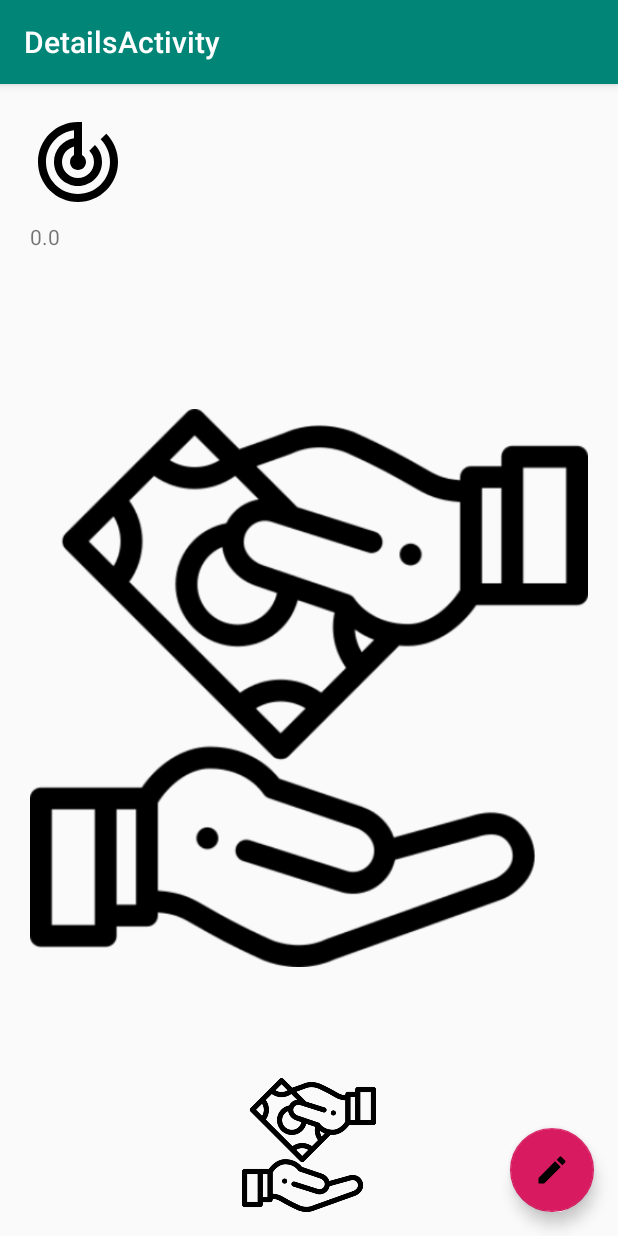
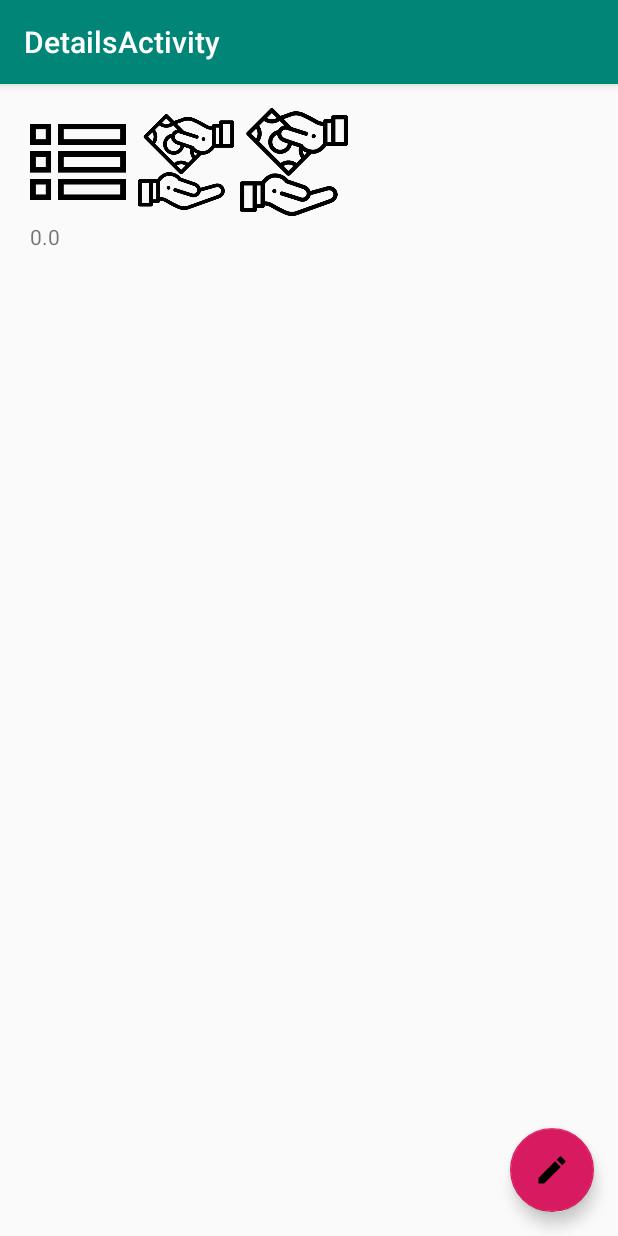
Before and after one commit to 785pavan/isee2019-SPENDEMON, an Android app: the DetailsActivity screen opened directly, with no data from a screen before it, on a phone screen of 412 x 824 dp. Run offline under Robolectric (Android 15) with nearby library versions, the phone set to English and light mode, and no system bars; 3 statements that could not run were skipped.

Commit message:
details view upgraded

```diff
--- a/app/src/main/java/com/dbse/android/spendemon/DetailsActivity.java
+++ b/app/src/main/java/com/dbse/android/spendemon/DetailsActivity.java
@@ -5,6 +5,7 @@ import android.os.Bundle;
 import android.view.View;
 import android.widget.ImageView;
 import android.widget.TextView;
+import android.widget.Toast;
 
 import androidx.appcompat.app.AppCompatActivity;
 import androidx.appcompat.widget.Toolbar;
@@ -25,7 +26,7 @@ public class DetailsActivity extends AppCompatActivity {
 
     @Override
     protected void onCreate(Bundle savedInstanceState) {
-        Intent intent = getIntent();
+        final Intent intent = getIntent();
         super.onCreate(savedInstanceState);
         setContentView(R.layout.activity_details);
         Toolbar toolbar = findViewById(R.id.toolbar);
@@ -70,9 +71,15 @@ public class DetailsActivity extends AppCompatActivity {
                 ivCat.setImageResource(R.drawable.wallet_giftcard);
                 break;
             default:
-                ivCat.setImageResource(R.drawable.default_cat);
+                ivCat.setImageResource(R.drawable.defaultcat);
                 ;
         }
+        ivCat.setOnClickListener(new View.OnClickListener() {
+            @Override
+            public void onClick(View v) {
+                Toast.makeText(v.getContext(), intent.getStringExtra("Category"), Toast.LENGTH_LONG).show();
+            }
+        });
 
         switch (intent.getStringExtra("PaymentMethod")) {
             case "Cash":
@@ -95,6 +102,12 @@ public class DetailsActivity extends AppCompatActivity {
                 ivPay.setImageResource(R.drawable.default_pay);
 
         }
+        ivPay.setOnClickListener(new View.OnClickListener() {
+            @Override
+            public void onClick(View v) {
+                Toast.makeText(v.getContext(), intent.getStringExtra("PaymentMethod"), Toast.LENGTH_LONG).show();
+            }
+        });
 
         switch (intent.getStringExtra("Type")) {
             case "Incomes":
@@ -108,6 +121,12 @@ public class DetailsActivity extends AppCompatActivity {
                 break;
 
         }
+        ivType.setOnClickListener(new View.OnClickListener() {
+            @Override
+            public void onClick(View v) {
+                Toast.makeText(v.getContext(), intent.getStringExtra("Type"), Toast.LENGTH_LONG).show();
+            }
+        });
 
 
         tvAmount.setText(String.valueOf(intent.getDoubleExtra("Amount", 0.0)));
--- a/app/src/main/java/com/dbse/android/spendemon/EditData.java
+++ b/app/src/main/java/com/dbse/android/spendemon/EditData.java
@@ -1,9 +1,7 @@
 package com.dbse.android.spendemon;
 
 import android.app.DatePickerDialog;
-import android.content.Context;
 import android.content.Intent;
-import android.content.SharedPreferences;
 import android.os.Bundle;
 import android.util.Log;
 import android.view.View;
@@ -17,31 +15,21 @@ import android.widget.TextView;
 import android.widget.Toast;
 
 import androidx.appcompat.app.AppCompatActivity;
-import androidx.lifecycle.Observer;
 import androidx.lifecycle.ViewModelProviders;
 
 import com.dbse.android.spendemon.model.Entry;
-import com.google.android.material.tabs.TabLayout;
-import com.google.gson.Gson;
-import com.google.gson.reflect.TypeToken;
 
-import java.lang.reflect.Type;
-import java.text.ParseException;
-import java.text.SimpleDateFormat;
-import java.util.ArrayList;
 import java.util.Arrays;
 import java.util.Calendar;
-import java.util.Date;
-import java.util.List;
 
 import static android.widget.Toast.LENGTH_LONG;
-import static com.dbse.android.spendemon.Summary.entries;
 
 public class EditData extends AppCompatActivity
         implements android.widget.AdapterView.OnItemSelectedListener {
 
 
     private static final String TAG = "editData";
+    private static final String FILE_NAME = "NewFile";
     private Entry entry;
     private Spinner sCategory;
     private Spinner sPaymentMethod;
@@ -49,8 +37,7 @@ public class EditData extends AppCompatActivity
     private EditText etAmount;
     private TextView etdate;
     private Button bSave;
-    private  EditText etDescription;
-    private static final String FILE_NAME = "NewFile";
+    private EditText etDescription;
     private DatePickerDialog.OnDateSetListener onDateSetListener;
     private SummaryViewModel summaryViewModel;
 
@@ -79,7 +66,6 @@ public class EditData extends AppCompatActivity
         // activity given to view model object.
 
 
-
         bSave.setOnClickListener(new View.OnClickListener() {
             @Override
             public void onClick(View v) {
@@ -93,6 +79,10 @@ public class EditData extends AppCompatActivity
                     amount = Double.parseDouble(etAmount.getText().toString());
                 }
                 String date = etdate.getText().toString();
+                if (date.equals("")) {
+                    Calendar cal = Calendar.getInstance();
+                    date = cal.get(Calendar.DAY_OF_MONTH) + "/" + (cal.get(Calendar.MONTH) + 1) + "/" + cal.get(Calendar.YEAR);
+                }
 
                 if (paymeth.equals("---")) {
                     paymeth = "Not Defined";
--- a/app/src/main/java/com/dbse/android/spendemon/entryAdaptor.java
+++ b/app/src/main/java/com/dbse/android/spendemon/entryAdaptor.java
@@ -77,7 +77,7 @@ public class entryAdaptor extends
                 ivCat.setImageResource(R.drawable.wallet_giftcard);
                 break;
             default:
-                ivCat.setImageResource(R.drawable.default_cat);
+                ivCat.setImageResource(R.drawable.defaultcat);
                 ;
         }
 
--- a/app/src/main/res/drawable/default_cat.xml
+++ /dev/null
@@ -1,9 +0,0 @@
-<vector xmlns:android="http://schemas.android.com/apk/res/android"
-        android:width="24dp"
-        android:height="24dp"
-        android:viewportWidth="24.0"
-        android:viewportHeight="24.0">
-    <path
-        android:fillColor="#FF000000"
-        android:pathData="M19.07,4.93l-1.41,1.41C19.1,7.79 20,9.79 20,12c0,4.42 -3.58,8 -8,8s-8,-3.58 -8,-8c0,-4.08 3.05,-7.44 7,-7.93v2.02C8.16,6.57 6,9.03 6,12c0,3.31 2.69,6 6,6s6,-2.69 6,-6c0,-1.66 -0.67,-3.16 -1.76,-4.24l-1.41,1.41C15.55,9.9 16,10.9 16,12c0,2.21 -1.79,4 -4,4s-4,-1.79 -4,-4c0,-1.86 1.28,-3.41 3,-3.86v2.14c-0.6,0.35 -1,0.98 -1,1.72 0,1.1 0.9,2 2,2s2,-0.9 2,-2c0,-0.74 -0.4,-1.38 -1,-1.72V2h-1C6.48,2 2,6.48 2,12s4.48,10 10,10 10,-4.48 10,-10c0,-2.76 -1.12,-5.26 -2.93,-7.07z"/>
-</vector>
--- a/app/src/main/res/layout/content_details.xml
+++ b/app/src/main/res/layout/content_details.xml
@@ -4,11 +4,16 @@
     xmlns:tools="http://schemas.android.com/tools"
     android:layout_width="match_parent"
     android:layout_height="match_parent"
+    android:layout_margin="16dp"
     android:orientation="vertical"
     app:layout_behavior="@string/appbar_scrolling_view_behavior"
     tools:context=".DetailsActivity"
-    tools:showIn="@layout/activity_details"
-    android:layout_margin="16dp">
+    tools:showIn="@layout/activity_details">
+
+    <LinearLayout
+        android:layout_width="match_parent"
+        android:layout_height="wrap_content"
+        android:orientation="horizontal">
 
         <ImageView
             android:id="@+id/ivCatDetails"
@@ -16,6 +21,20 @@
             android:layout_height="72dp"
             android:contentDescription="@string/categoryImageDesc"
             android:padding="4dp" />
+
+        <ImageView
+            android:id="@+id/ivTypeDetails"
+            android:layout_width="72dp"
+            android:layout_height="72dp"
+            android:contentDescription="@string/typeImageDesc"
+            android:padding="4dp" />
+
+        <ImageView
+            android:id="@+id/ivPaymentDetails"
+            android:layout_width="72dp"
+            android:layout_height="72dp"
+            android:contentDescription="@string/paymentImageDesc" />
+    </LinearLayout>
 
     <TextView
         android:id="@+id/tvAmountDetails"
@@ -29,26 +48,14 @@
         android:layout_height="wrap_content"
         android:padding="4dp" />
 
-    <ImageView
-        android:id="@+id/ivTypeDetails"
-        android:layout_width="wrap_content"
-        android:layout_height="wrap_content"
-        android:contentDescription="@string/typeImageDesc"
-        android:padding="4dp" />
-
-    <ImageView
-        android:id="@+id/ivPaymentDetails"
-        android:layout_width="wrap_content"
-        android:layout_height="wrap_content"
-        android:contentDescription="@string/paymentImageDesc" />
 
     <TextView
         android:id="@+id/tvNotesDetails"
         android:layout_width="match_parent"
         android:layout_height="200dp"
         android:padding="4dp"
-        tools:text="Notes to be added"
-        android:textAlignment="center"/>
+        android:textAlignment="center"
+        tools:text="Notes to be added" />
 
 
 </LinearLayout>
```
Also changed, not shown: app/src/main/res/drawable/defaultcat.png (added). Lines whose indentation alone changed are shown as unchanged.
